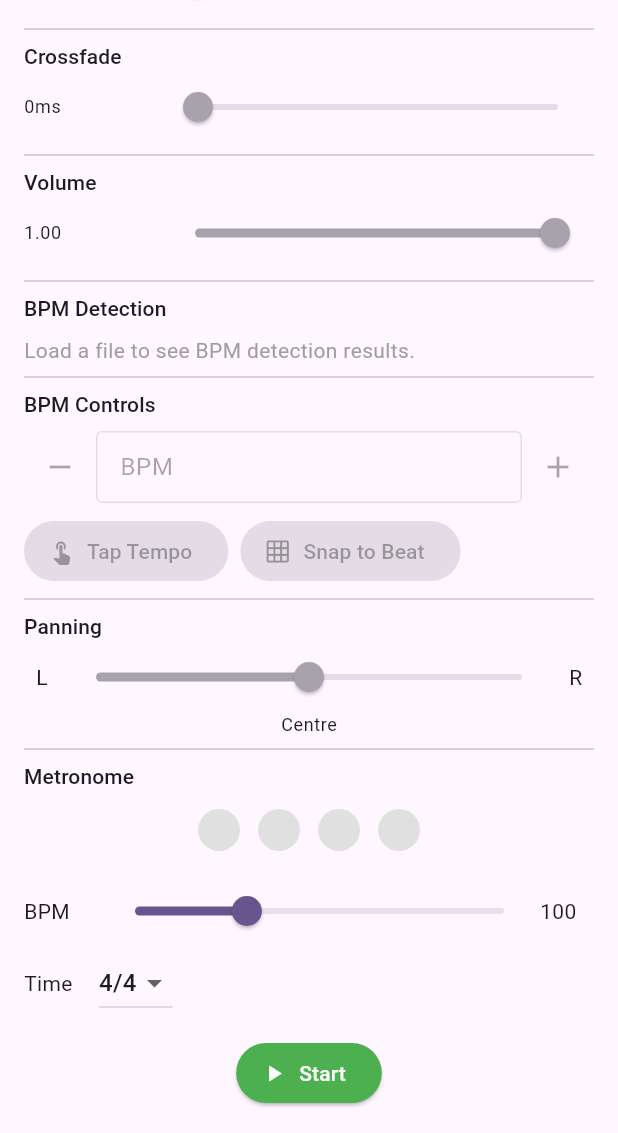
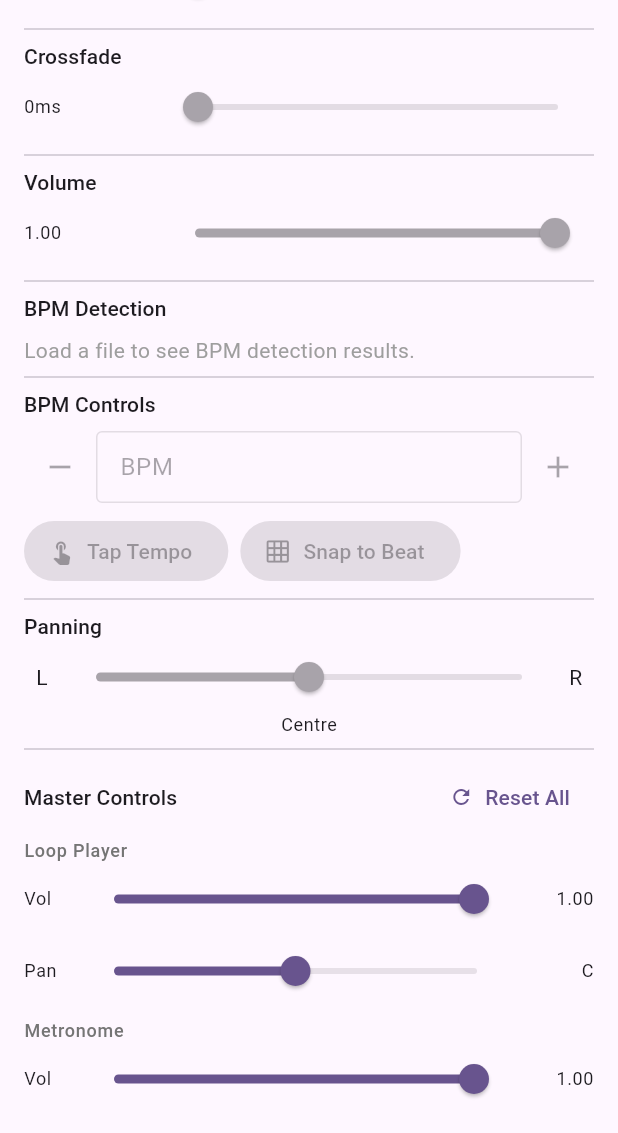
Before and after one commit to litcode-dev/flutter_gapless_loop, a Flutter app: the screen it shows after launch, scrolled down 312 dp, on a phone screen of 412 x 824 dp, the part 103-1236 px from its top. Run offline on Flutter 3.47's test engine with Material 3 defaults, Android fonts, the phone set to English and light mode, and no system bars; our stand-ins replace file_picker.

Commit message:
docs: Add implementation plan for `MetronomeMaster` global volume and pan control with per-instance `setVolume`/`setPan`.

```diff
--- a/example/lib/main.dart
+++ b/example/lib/main.dart
@@ -598,6 +598,11 @@ class _GaplessLoopScreenState extends State<GaplessLoopScreen> {
 
             const Divider(),
 
+            // ── Master Controls ─────────────────────────────────────────
+            const _MasterControlsCard(),
+
+            const Divider(),
+
             // ── Metronome ──────────────────────────────────────────────
             const _MetronomeCard(),
           ],
@@ -792,6 +797,165 @@ class _MetronomeCardState extends State<_MetronomeCard> {
 }
 
 // ──────────────────────────────────────────────────────────────────────────────
+// Master Controls Card
+// ──────────────────────────────────────────────────────────────────────────────
+
+class _MasterControlsCard extends StatefulWidget {
+  const _MasterControlsCard();
+
+  @override
+  State<_MasterControlsCard> createState() => _MasterControlsCardState();
+}
+
+class _MasterControlsCardState extends State<_MasterControlsCard> {
+  double _loopVol  = 1.0;
+  double _loopPan  = 0.0;
+  double _metroVol = 1.0;
+  double _metroPan = 0.0;
+
+  Future<void> _resetAll() async {
+    await LoopAudioMaster.reset();
+    await MetronomeMaster.reset();
+    setState(() {
+      _loopVol  = LoopAudioMaster.volume;
+      _loopPan  = LoopAudioMaster.pan;
+      _metroVol = MetronomeMaster.volume;
+      _metroPan = MetronomeMaster.pan;
+    });
+  }
+
+  String _panLabel(double v) => v == 0.0
+      ? 'C'
+      : v < 0
+          ? 'L ${(-v * 100).toStringAsFixed(0)}%'
+          : 'R ${(v * 100).toStringAsFixed(0)}%';
+
+  @override
+  Widget build(BuildContext context) {
+    final labelStyle = Theme.of(context)
+        .textTheme
+        .labelMedium
+        ?.copyWith(color: Colors.grey.shade600);
+
+    return Column(
+      crossAxisAlignment: CrossAxisAlignment.start,
+      children: [
+        Row(
+          mainAxisAlignment: MainAxisAlignment.spaceBetween,
+          children: [
+            Text('Master Controls',
+                style: Theme.of(context).textTheme.titleSmall),
+            TextButton.icon(
+              onPressed: _resetAll,
+              icon: const Icon(Icons.refresh, size: 16),
+              label: const Text('Reset All'),
+            ),
+          ],
+        ),
+        const SizedBox(height: 4),
+
+        // ── Loop Player Master ──────────────────────────────────
+        Text('Loop Player', style: labelStyle),
+        _MasterSliderRow(
+          label: 'Vol',
+          value: _loopVol,
+          min: 0.0,
+          max: 1.0,
+          display: _loopVol.toStringAsFixed(2),
+          onChanged: (v) {
+            setState(() => _loopVol = v);
+            LoopAudioMaster.setVolume(v);
+          },
+        ),
+        _MasterSliderRow(
+          label: 'Pan',
+          value: _loopPan,
+          min: -1.0,
+          max: 1.0,
+          display: _panLabel(_loopPan),
+          onChanged: (v) {
+            setState(() => _loopPan = v);
+            LoopAudioMaster.setPan(v);
+          },
+        ),
+
+        const SizedBox(height: 8),
+
+        // ── Metronome Master ────────────────────────────────────
+        Text('Metronome', style: labelStyle),
+        _MasterSliderRow(
+          label: 'Vol',
+          value: _metroVol,
+          min: 0.0,
+          max: 1.0,
+          display: _metroVol.toStringAsFixed(2),
+          onChanged: (v) {
+            setState(() => _metroVol = v);
+            MetronomeMaster.setVolume(v);
+          },
+        ),
+        _MasterSliderRow(
+          label: 'Pan',
+          value: _metroPan,
+          min: -1.0,
+          max: 1.0,
+          display: _panLabel(_metroPan),
+          onChanged: (v) {
+            setState(() => _metroPan = v);
+            MetronomeMaster.setPan(v);
+          },
+        ),
+      ],
+    );
+  }
+}
+
+class _MasterSliderRow extends StatelessWidget {
+  const _MasterSliderRow({
+    required this.label,
+    required this.value,
+    required this.min,
+    required this.max,
+    required this.display,
+    required this.onChanged,
+  });
+
+  final String label;
+  final double value;
+  final double min;
+  final double max;
+  final String display;
+  final ValueChanged<double> onChanged;
+
+  @override
+  Widget build(BuildContext context) {
+    return Row(
+      children: [
+        SizedBox(
+          width: 36,
+          child: Text(label, style: Theme.of(context).textTheme.bodySmall),
+        ),
+        Expanded(
+          child: Slider(
+            value: value,
+            min: min,
+            max: max,
+            divisions: 200,
+            onChanged: onChanged,
+          ),
+        ),
+        SizedBox(
+          width: 54,
+          child: Text(display,
+              style: Theme.of(context).textTheme.bodySmall,
+              textAlign: TextAlign.right),
+        ),
+      ],
+    );
+  }
+}
+
+// ──────────────────────────────────────────────────────────────────────────────
 
 class _BpmCard extends StatelessWidget {
   const _BpmCard({required this.result, required this.isReady});
```
Also changed, not shown: 1 other file.
